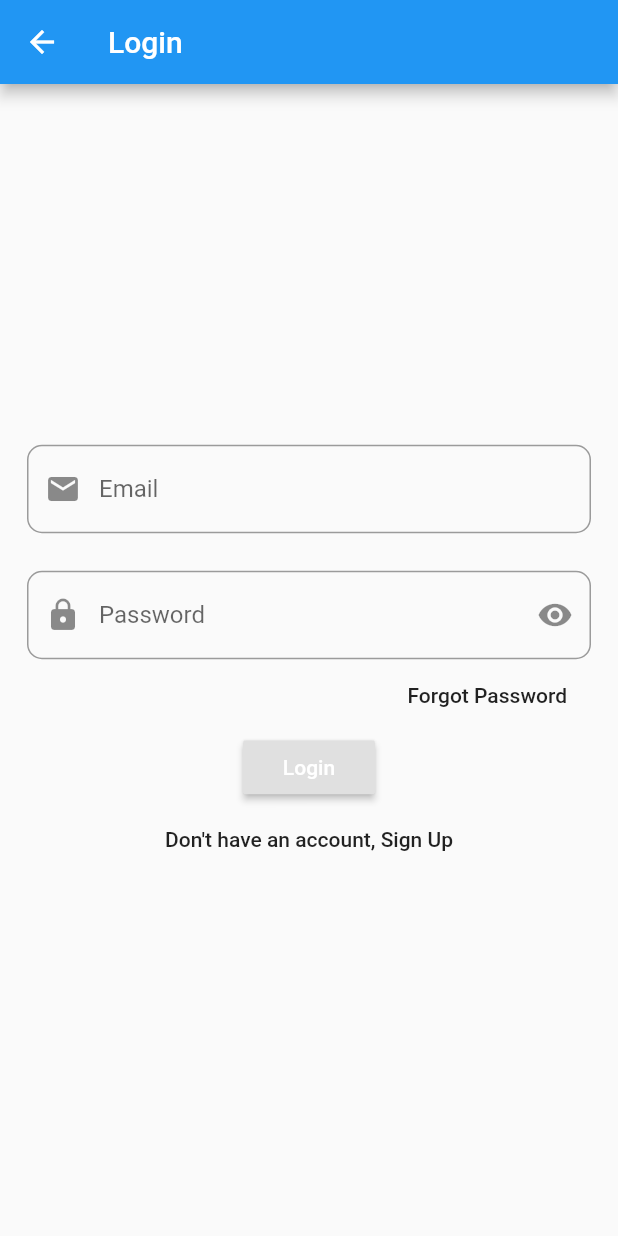
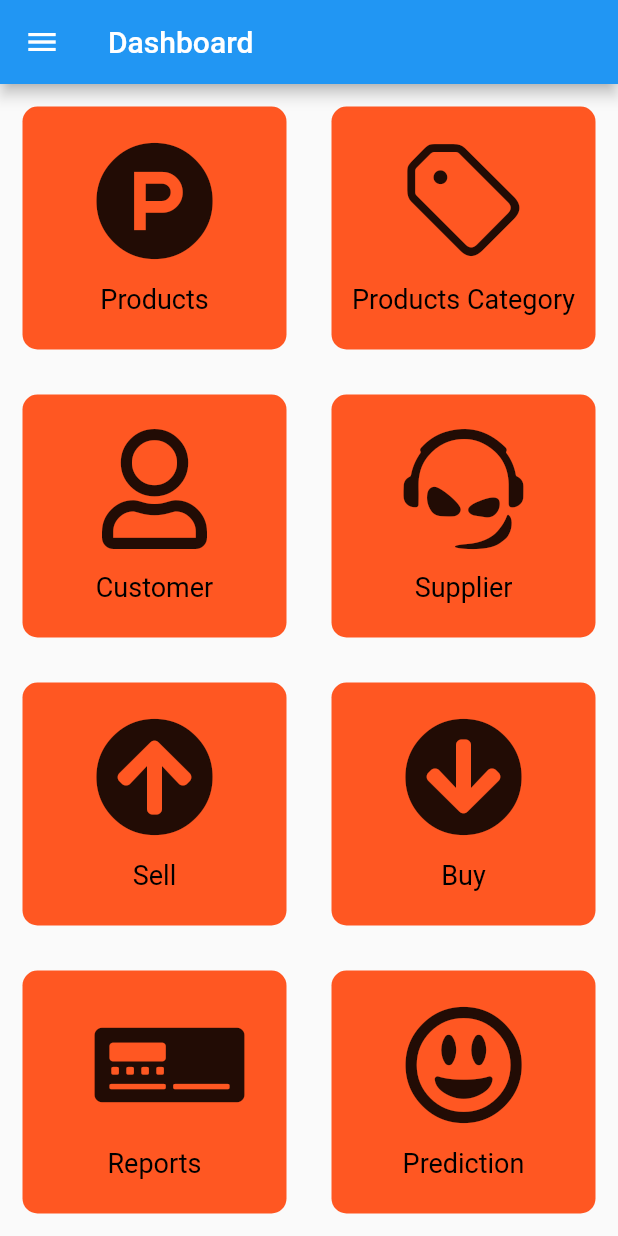
Before and after one commit to DhruvSavaliya94/wasteflix, a Flutter app: the LoginPage screen opened directly, after a tap on "Login", on a phone screen of 412 x 824 dp. Run offline on Flutter 3.47's test engine with Material 2 defaults, Android fonts, the phone set to English and light mode, and no system bars; our stand-ins replace font_awesome_flutter.

Commit message:
dashboard

```diff
--- /dev/null
+++ b/lib/pages/dashboard.dart
@@ -0,0 +1,268 @@
+import 'package:flutter/cupertino.dart';
+import 'package:flutter/material.dart';
+import 'package:wasteflix/handler/auth.dart';
+import 'package:wasteflix/utils/iconcontent.dart';
+import '../utils/reusablecard.dart';
+import 'package:font_awesome_flutter/font_awesome_flutter.dart';
+class Dashboard extends StatefulWidget {
+  @override
+  _DashboardState createState() => _DashboardState();
+}
+
+class _DashboardState extends State<Dashboard> {
+  @override
+  Widget build(BuildContext context) {
+    const drawerHeader = UserAccountsDrawerHeader(
+      accountName: Text('Dhruv Savaliya'),
+      accountEmail: Text('dhruv.savaliiya@email.com'),
+      currentAccountPicture: CircleAvatar(
+        backgroundColor: Colors.white,
+        child: FlutterLogo(size: 42.0),
+      ),
+      otherAccountsPictures: <Widget>[
+        CircleAvatar(
+          backgroundColor: Colors.blue,
+          child: Text('A'),
+        ),
+        CircleAvatar(
+          backgroundColor: Colors.red,
+          child: Text('B'),
+        )
+      ],
+    );
+    final drawerItems = ListView(
+      children: <Widget>[
+        drawerHeader,
+        ListTile(
+          leading: Icon(Icons.account_circle),
+          title: const Text('Profile'),
+          onTap: () => Navigator.of(context).push(_NewPage("Profile")),
+        ),
+        ListTile(
+          leading: Icon(Icons.account_balance_wallet_rounded ),
+          title: const Text('Wallet'),
+          onTap: () {},
+        ),
+        ListTile(
+          leading: Icon(Icons.app_registration),
+          title: const Text('About'),
+          onTap: () {},
+        ),
+        ListTile(
+          leading: Icon(Icons.logout),
+          title: const Text('Logout'),
+          onTap: () {},
+        ),
+      ],
+    );
+    return Scaffold(
+      appBar: AppBar(
+        backgroundColor: Colors.blue,
+        title: const Text('Dashboard'),
+      ),
+
+      //Hear is dashboard code
+      //---------------------------------------------------------
+      body: SafeArea(
+        child: Column(
+          crossAxisAlignment: CrossAxisAlignment.stretch,
+          children: <Widget>[
+            Expanded(
+              child: Row(
+                children: <Widget>[
+                  Expanded(
+                    child: ReusableCard(
+                      onPress: () {
+                        Navigator.push(
+                          context,
+                          MaterialPageRoute(
+                            builder: (context) {
+                              return Login();
+                            },
+                          ),
+                        );
+                      },
+                      colour: Colors.deepOrange,
+                      cardChild: IconContent(
+                        icon: FontAwesomeIcons.productHunt,
+                        label: 'Products',
+                      ),
+                    ),
+                  ),
+                  Expanded(
+                    child: ReusableCard(
+                      onPress: () {
+                        Navigator.push(
+                          context,
+                          MaterialPageRoute(
+                            builder: (context) {
+                              return Login();
+                            },
+                          ),
+                        );
+                      },
+                      colour: Colors.deepOrange,
+                      cardChild: IconContent(
+                        icon: CupertinoIcons.tag,
+                        label: 'Products Category',
+                      ),
+                    ),
+                  ),
+                ],
+              ),
+            ),
+            Expanded(
+              child: Row(
+                children: <Widget>[
+                  Expanded(
+                    child: ReusableCard(
+                      onPress: () {
+                        Navigator.push(
+                          context,
+                          MaterialPageRoute(
+                            builder: (context) {
+                              return Login();
+                            },
+                          ),
+                        );
+                      },
+                      colour: Colors.deepOrange,
+                      cardChild: IconContent(
+                        icon: FontAwesomeIcons.user,
+                        label: 'Customer',
+                      ),
+                    ),
+                  ),
+                  Expanded(
+                    child: ReusableCard(
+                      onPress: () {
+                        Navigator.push(
+                          context,
+                          MaterialPageRoute(
+                            builder: (context) {
+                              return Login();
+                            },
+                          ),
+                        );
+                      },
+                      colour: Colors.deepOrange,
+                      cardChild: IconContent(
+                        icon: FontAwesomeIcons.teamspeak,
+                        label: 'Supplier',
+                      ),
+                    ),
+                  ),
+                ],
+              ),
+            ),
+            Expanded(
+              child: Row(
+                children: <Widget>[
+                  Expanded(
+                    child: ReusableCard(
+                      onPress: () {
+                        Navigator.push(
+                          context,
+                          MaterialPageRoute(
+                            builder: (context) {
+                              return Login();
+                            },
+                          ),
+                        );
+                      },
+                      colour: Colors.deepOrange,
+                      cardChild: IconContent(
+                        icon: FontAwesomeIcons.arrowCircleUp,
+                        label: 'Sell',
+                      ),
+                    ),
+                  ),
+                  Expanded(
+                    child: ReusableCard(
+                      onPress: () {
+                        Navigator.push(
+                          context,
+                          MaterialPageRoute(
+                            builder: (context) {
+                              return Login();
+                            },
+                          ),
+                        );
+                      },
+                      colour: Colors.deepOrange,
+                      cardChild: IconContent(
+                        icon: FontAwesomeIcons.arrowCircleDown,
+                        label: 'Buy',
+                      ),
+                    ),
+                  ),
+                ],
+              ),
+            ),
+            Expanded(
+              child: Row(
+                children: <Widget>[
+                  Expanded(
+                    child: ReusableCard(
+                      onPress: () {
+                        Navigator.push(
+                          context,
+                          MaterialPageRoute(
+                            builder: (context) {
+                              return Login();
+                            },
+                          ),
+                        );
+                      },
+                      colour: Colors.deepOrange,
+                      cardChild: IconContent(
+                        icon: FontAwesomeIcons.digitalTachograph,
+                        label: 'Reports',
+                      ),
+                    ),
+                  ),
+                  Expanded(
+                    child: ReusableCard(
+                      onPress: () {
+                        Navigator.push(
+                          context,
+                          MaterialPageRoute(
+                            builder: (context) {
+                              return Login();
+                            },
+                          ),
+                        );
+                      },
+                      colour: Colors.deepOrange,
+                      cardChild: IconContent(
+                        icon: FontAwesomeIcons.grinAlt,
+                        label: 'Prediction',
+                      ),
+                    ),
+                  ),
+                ],
+              ),
+            ),
+          ],
+        ),
+      ),
+      drawer: Drawer(
+        child: drawerItems,
+      ),
+    );
+  }
+}
+class _NewPage extends MaterialPageRoute<void> {
+  _NewPage(String id)
+      : super(builder: (BuildContext context) {
+    return Scaffold(
+      appBar: AppBar(
+        title: Text('$id'),
+        elevation: 1.0,
+      ),
+      body: Center(
+        child: Text('$id'),
+      ),
+    );
+  });
+}
--- a/lib/pages/login.dart
+++ b/lib/pages/login.dart
@@ -1,5 +1,6 @@
 import 'package:flutter/material.dart';
 import 'package:wasteflix/handler/Models.dart';
+import 'package:wasteflix/pages/dashboard.dart';
 import '../pages/signup.dart';
 class LoginPage extends StatefulWidget {
   final UserType userType;
@@ -92,6 +93,10 @@ class _LoginPageState extends State<LoginPage> {
                         textColor: Colors.white,
                         child: Text('Login'),
                         onPressed: () {
+                          Navigator.of(context).push(MaterialPageRoute(
+                              builder: (BuildContext context) => Dashboard()
+                          ),
+                          );
                           // if(_formKey.currentState.validate()){
                           //   _formKey.currentState.save();
                           //   if (widget.userType == UserType.Client) {
@@ -100,7 +105,7 @@ class _LoginPageState extends State<LoginPage> {
                           //     _loginUser(model, UserType.Vendor, 'vendor_home');
                           //   }
                           // }
-                        },
+                        }
                       ),
                       FlatButton(
                         child: Text("Don't have an account, Sign Up"),
--- /dev/null
+++ b/lib/utils/iconcontent.dart
@@ -0,0 +1,29 @@
+import 'package:flutter/material.dart';
+import 'package:wasteflix/utils/constant.dart';
+
+class IconContent extends StatelessWidget {
+  IconContent({this.icon, this.label});
+
+  final IconData icon;
+  final String label;
+
+  @override
+  Widget build(BuildContext context) {
+    return Column(
+      mainAxisAlignment: MainAxisAlignment.center,
+      children: <Widget>[
+        Icon(
+          icon,
+          size: 80.0,
+        ),
+        SizedBox(
+          height: 15.0,
+        ),
+        Text(
+          label,
+          style: kLabelTextStyle,
+        )
+      ],
+    );
+  }
+}
--- /dev/null
+++ b/lib/utils/reusablecard.dart
@@ -0,0 +1,24 @@
+import 'package:flutter/material.dart';
+
+class ReusableCard extends StatelessWidget {
+  ReusableCard({@required this.colour, this.cardChild, this.onPress});
+
+  final Color colour;
+  final Widget cardChild;
+  final Function onPress;
+
+  @override
+  Widget build(BuildContext context) {
+    return GestureDetector(
+      onTap: onPress,
+      child: Container(
+        child: cardChild,
+        margin: EdgeInsets.all(15.0),
+        decoration: BoxDecoration(
+          color: colour,
+          borderRadius: BorderRadius.circular(10.0),
+        ),
+      ),
+    );
+  }
+}
--- a/pubspec.yaml
+++ b/pubspec.yaml
@@ -23,6 +23,9 @@ environment:
 dependencies:
   flutter:
     sdk: flutter
+  font_awesome_flutter: ^8.4.0
+  http: ^0.12.2
+  dio: ^3.0.10
 
 
   # The following adds the Cupertino Icons font to your application.
```
Also changed, not shown: lib/utils/constant.dart (added, +51 -0 lines), pubspec.lock, 32 other files.
